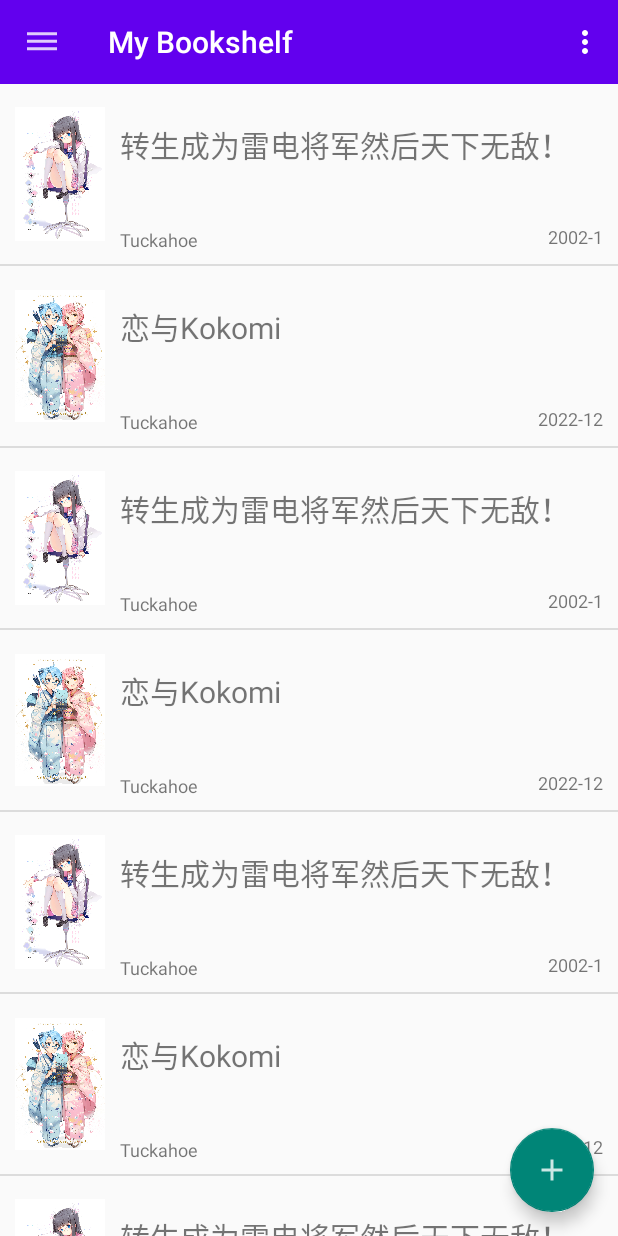
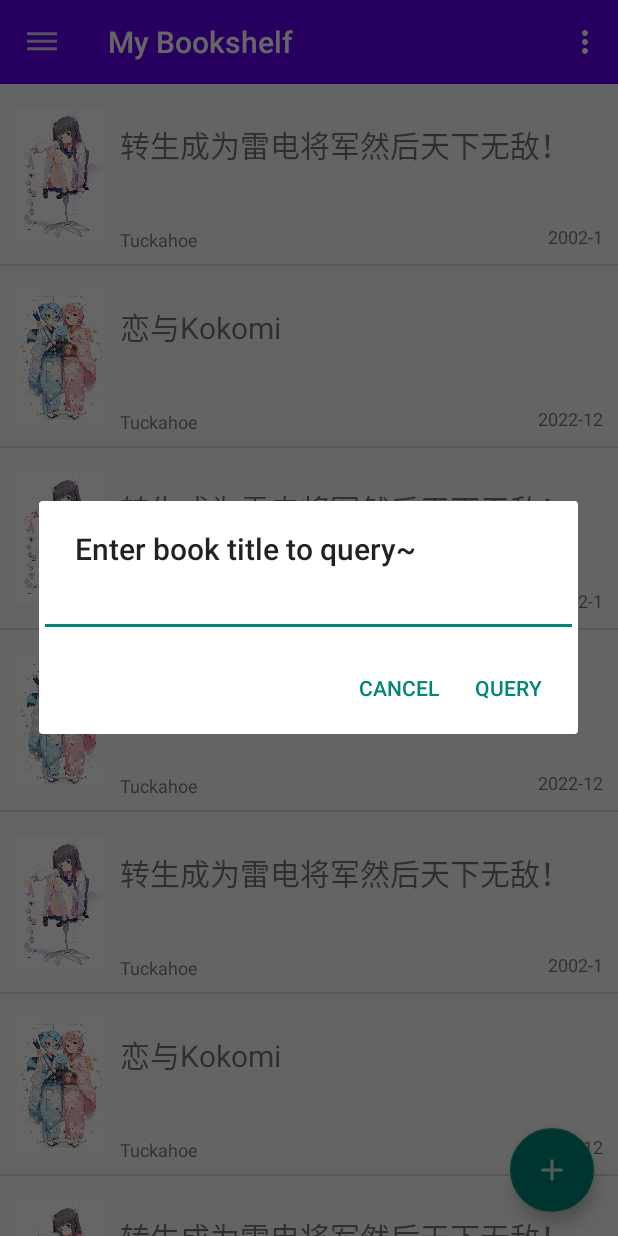
Before and after one commit to Tuckahoes/My_Bookshelf, an Android app: the screen it shows after launch (MainActivity), in the side drawer, after a tap on "Search", on a phone screen of 412 x 824 dp. Run offline under Robolectric (Android 15) with nearby library versions, the phone set to English and light mode, and no system bars.

Commit message:
查询OK
增加了查询功能（可模糊查询

```diff
--- a/app/src/main/java/com/example/mybookshelf/BookDetail.kt
+++ b/app/src/main/java/com/example/mybookshelf/BookDetail.kt
@@ -68,7 +68,6 @@ class BookDetail : AppCompatActivity() {
             val db=dbHelper.writableDatabase
             if(bookIndex!=0) {
                 //index!=0,更新数据
-                //(救！直接更新不知道为何一直有bug，所以这里改成了删除新建的方法)
                 val updateMsg=ContentValues()
                 updateMsg.put("title",bookTitle.text.toString())
                 updateMsg.put("author",bookAuthor.text.toString())
--- a/app/src/main/java/com/example/mybookshelf/MainActivity.kt
+++ b/app/src/main/java/com/example/mybookshelf/MainActivity.kt
@@ -2,9 +2,11 @@ package com.example.mybookshelf
 
 import android.annotation.SuppressLint
 import android.app.Activity
+import android.app.AlertDialog
 import android.content.ContentValues
 import android.content.Context
 import android.content.Intent
+import android.database.Cursor
 import androidx.appcompat.app.AppCompatActivity
 import android.os.Bundle
 import android.view.*
@@ -49,7 +51,10 @@ class MainActivity : AppCompatActivity() {
             CursorAdapter.FLAG_REGISTER_CONTENT_OBSERVER)
         val listView: ListView =findViewById(R.id.listView)
         listView.adapter=mSimpleCursorAdapter
-        refreshListView()
+        val dbHelper=MyDatabaseHelper(this,"BookStore.db",1)
+        val db=dbHelper.writableDatabase
+        var cursor = db.query("Book",null,null,null,null,null,null)
+        refreshListView(cursor)
 
         registerForContextMenu(listView)
         //主页面书本点击事件
@@ -64,7 +69,29 @@ class MainActivity : AppCompatActivity() {
         val drawerLayout=findViewById<DrawerLayout>(R.id.drawerLayout)
         navView.setCheckedItem(R.id.nav_books)//设为默认选中
         navView.setNavigationItemSelectedListener {
-            //逻辑代码
+            when(it.itemId) {
+                R.id.nav_search -> {
+                    //Toast.makeText(this,"search",Toast.LENGTH_SHORT).show()
+                    val editorView=EditText(this)
+                    AlertDialog.Builder(this).apply{
+                        setTitle("Enter book title to query~")
+                        setCancelable(true)
+                        setView(editorView)
+                        setPositiveButton("query") { dialog,which ->
+                            val inputer=editorView.text.toString()
+                            if (inputer==""){Toast.makeText(context,"null value!",Toast.LENGTH_SHORT).show()}
+                            //Toast.makeText(context,inputer,Toast.LENGTH_SHORT).show()
+                            else {
+                                cursor = db.query("Book",null,"title LIKE ?",arrayOf("%"+inputer+"%"),null,null,null)
+                                refreshListView(cursor)
+                            }
+                        }
+                        setNegativeButton("Cancel") { dialog,which ->
+                        }
+                        show()
+                    }
+                }
+            }
             drawerLayout.closeDrawers()
             true
         }
@@ -114,10 +141,7 @@ class MainActivity : AppCompatActivity() {
     }
 
     //刷新数据列表
-    fun refreshListView(){
-        val dbHelper=MyDatabaseHelper(this,"BookStore.db",1)
-        val db=dbHelper.writableDatabase
-        val cursor = db.query("Book",null,null,null,null,null,null)
+    private fun refreshListView(cursor: Cursor){
         val listView: ListView =findViewById(R.id.listView)
         val mSimpleCursorAdapter:SimpleCursorAdapter = listView.adapter as SimpleCursorAdapter
         mSimpleCursorAdapter.changeCursor(cursor)
@@ -131,7 +155,10 @@ class MainActivity : AppCompatActivity() {
                 val returnedData=data?.getIntExtra("dataReturn",0)
                 if (returnedData==1) {
                     //Toast.makeText(this,"data saved",Toast.LENGTH_SHORT).show()
-                    refreshListView()
+                    val dbHelper=MyDatabaseHelper(this,"BookStore.db",1)
+                    val db=dbHelper.writableDatabase
+                    val cursor = db.query("Book",null,null,null,null,null,null)
+                    refreshListView(cursor)
                 }
 
             }
@@ -155,6 +182,8 @@ class MainActivity : AppCompatActivity() {
                 val dbHelper=MyDatabaseHelper(this,"BookStore.db",1)
                 val db=dbHelper.writableDatabase
                 db.delete("Book","_id= ? ", arrayOf(theid))
+                val cursor = db.query("Book",null,null,null,null,null,null)
+                refreshListView(cursor)
                 Toast.makeText(this,"deleted successfully",Toast.LENGTH_SHORT).show()
                 true
             }
@@ -174,6 +203,12 @@ class MainActivity : AppCompatActivity() {
             android.R.id.home -> drawerLayout.openDrawer(GravityCompat.START)
             R.id.settings -> Toast.makeText(this,"settings",Toast.LENGTH_SHORT).show()
             R.id.others -> Toast.makeText(this,"others",Toast.LENGTH_SHORT).show()
+            R.id.toAll -> {
+                val dbHelper=MyDatabaseHelper(this,"BookStore.db",1)
+                val db=dbHelper.writableDatabase
+                val cursor = db.query("Book",null,null,null,null,null,null)
+                refreshListView(cursor)
+            }
         }
         return true
     }
--- a/app/src/main/res/menu/toolbar.xml
+++ b/app/src/main/res/menu/toolbar.xml
@@ -11,4 +11,8 @@
         android:icon="@drawable/ic_shelf"
         android:title="others"
         app:showAsAction="never"/>
+    <item
+        android:id="@+id/toAll"
+        android:title="toAll"
+        app:showAsAction="never"/>
 </menu>
```
